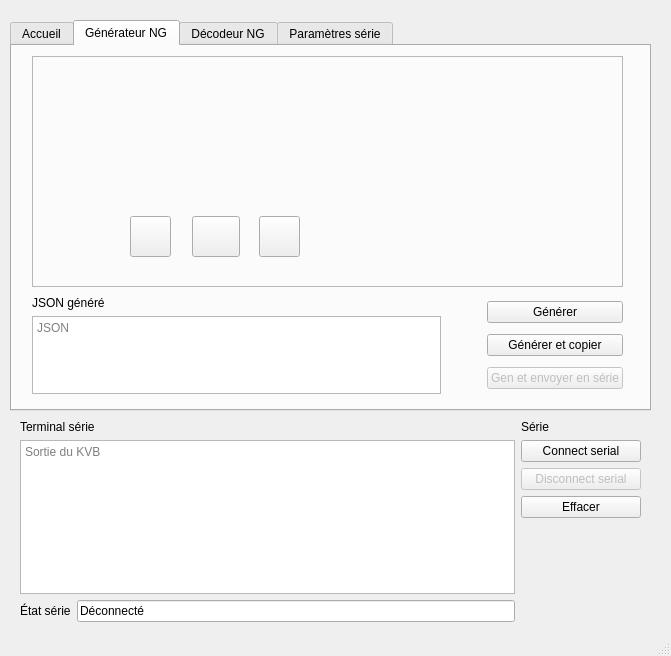
First picture: the form in mainwindow.ui, repository luclu7/QtVB, before the edit.
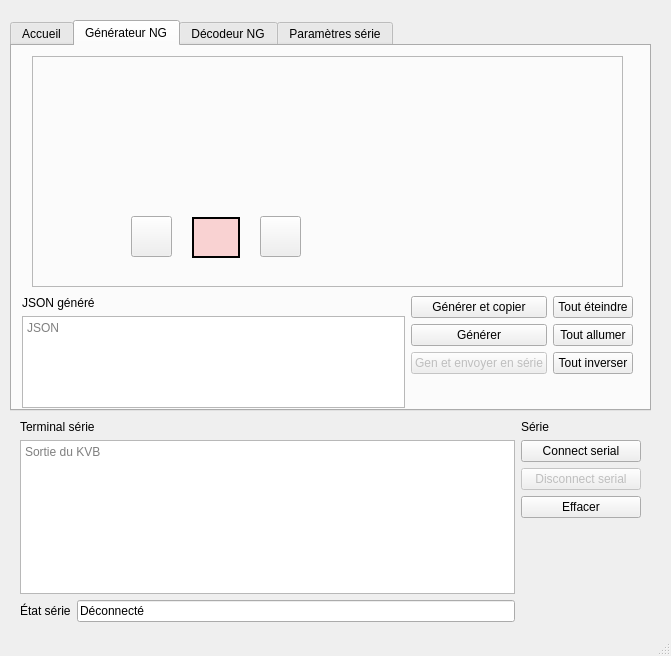
Second picture: the form after the edit. The open tabs and pages were chosen to show the change. Icons and pictures are not drawn.

Commit message: ajout boite de sélection de baud rate, code plus propre

```diff
--- a/mainwindow.ui
+++ b/mainwindow.ui
@@ -379,7 +379,7 @@
       <widget class="QPushButton" name="FCbtn">
        <property name="geometry">
         <rect>
-         <x>227</x>
+         <x>228</x>
          <y>160</y>
          <width>41</width>
          <height>41</height>
@@ -406,11 +406,18 @@
        <property name="geometry">
         <rect>
          <x>160</x>
-         <y>160</y>
+         <y>161</y>
          <width>48</width>
          <height>41</height>
         </rect>
        </property>
+       <property name="styleSheet">
+        <string notr="true">QPushButton
+{
+   background-color:rgba(239, 41, 41,50);
+   border:2px solid black;
+}</string>
+       </property>
        <property name="text">
         <string/>
        </property>
@@ -427,11 +434,14 @@
        <property name="checkable">
         <bool>true</bool>
        </property>
+       <property name="checked">
+        <bool>false</bool>
+       </property>
       </widget>
       <widget class="QPushButton" name="VALbtn">
        <property name="geometry">
         <rect>
-         <x>98</x>
+         <x>99</x>
          <y>160</y>
          <width>41</width>
          <height>41</height>
@@ -608,10 +618,10 @@
      <widget class="QWidget" name="layoutWidget">
       <property name="geometry">
        <rect>
-        <x>20</x>
+        <x>10</x>
         <y>250</y>
-        <width>591</width>
-        <height>98</height>
+        <width>611</width>
+        <height>112</height>
        </rect>
       </property>
       <layout class="QHBoxLayout" name="horizontalLayout_13">
@@ -631,49 +641,117 @@
            </property>
           </widget>
          </item>
+         <item>
+          <spacer name="verticalSpacer_7">
+           <property name="orientation">
+            <enum>Qt::Vertical</enum>
+           </property>
+           <property name="sizeHint" stdset="0">
+            <size>
+             <width>20</width>
+             <height>40</height>
+            </size>
+           </property>
+          </spacer>
+         </item>
         </layout>
        </item>
        <item>
-        <spacer name="horizontalSpacer_3">
-         <property name="orientation">
-          <enum>Qt::Horizontal</enum>
-         </property>
-         <property name="sizeType">
-          <enum>QSizePolicy::Minimum</enum>
-         </property>
-         <property name="sizeHint" stdset="0">
-          <size>
-           <width>40</width>
-           <height>20</height>
-          </size>
-         </property>
-        </spacer>
-       </item>
-       <item>
-        <layout class="QVBoxLayout" name="verticalLayout_9">
+        <layout class="QHBoxLayout" name="horizontalLayout_10">
          <item>
-          <widget class="QPushButton" name="GenNGBtn">
-           <property name="text">
-            <string>Générer</string>
-           </property>
-          </widget>
+          <layout class="QVBoxLayout" name="verticalLayout_10">
+           <item>
+            <widget class="QPushButton" name="GenCopyNGBtn">
+             <property name="text">
+              <string>Générer et copier</string>
+             </property>
+            </widget>
+           </item>
+           <item>
+            <widget class="QPushButton" name="GenNGBtn">
+             <property name="text">
+              <string>Générer</string>
+             </property>
+            </widget>
+           </item>
+           <item>
+            <widget class="QPushButton" name="GenSerialNGBtn">
+             <property name="enabled">
+              <bool>false</bool>
+             </property>
+             <property name="text">
+              <string>Gen et envoyer en série</string>
+             </property>
+            </widget>
+           </item>
+           <item>
+            <spacer name="verticalSpacer_8">
+             <property name="orientation">
+              <enum>Qt::Vertical</enum>
+             </property>
+             <property name="sizeHint" stdset="0">
+              <size>
+               <width>20</width>
+               <height>40</height>
+              </size>
+             </property>
+            </spacer>
+           </item>
+          </layout>
          </item>
          <item>
-          <widget class="QPushButton" name="GenCopyNGBtn">
-           <property name="text">
-            <string>Générer et copier</string>
+          <spacer name="horizontalSpacer_5">
+           <property name="orientation">
+            <enum>Qt::Horizontal</enum>
            </property>
-          </widget>
-         </item>
-         <item>
-          <widget class="QPushButton" name="GenSerialNGBtn">
-           <property name="enabled">
-            <bool>false</bool>
+           <property name="sizeType">
+            <enum>QSizePolicy::Minimum</enum>
            </property>
-           <property name="text">
-            <string>Gen et envoyer en série</string>
+           <property name="sizeHint" stdset="0">
+            <size>
+             <width>0</width>
+             <height>20</height>
+            </size>
            </property>
-          </widget>
+          </spacer>
+         </item>
+         <item>
+          <layout class="QVBoxLayout" name="verticalLayout_11">
+           <item>
+            <widget class="QPushButton" name="clearAll">
+             <property name="text">
+              <string>Tout éteindre</string>
+             </property>
+            </widget>
+           </item>
+           <item>
+            <widget class="QPushButton" name="lightAll">
+             <property name="text">
+              <string>Tout allumer</string>
+             </property>
+            </widget>
+           </item>
+           <item>
+            <widget class="QPushButton" name="invertLights">
+             <property name="text">
+              <string>Tout inverser</string>
+             </property>
+            </widget>
+           </item>
+           <item>
+            <spacer name="verticalSpacer_9">
+             <property name="orientation">
+              <enum>Qt::Vertical</enum>
+             </property>
+             <property name="sizeHint" stdset="0">
+              <size>
+               <width>20</width>
+               <height>40</height>
+              </size>
+             </property>
+            </spacer>
+           </item>
+          </layout>
          </item>
         </layout>
        </item>
@@ -911,7 +989,7 @@
         <height>28</height>
        </rect>
       </property>
-      <layout class="QHBoxLayout" name="horizontalLayout_6">
+      <layout class="QVBoxLayout" name="verticalLayout_9">
        <item>
         <widget class="QLabel" name="label_3">
          <property name="text">
```
Left out of the diff: 253 changed lines with no effect on the pictures. The commit also changes 2 other files.
